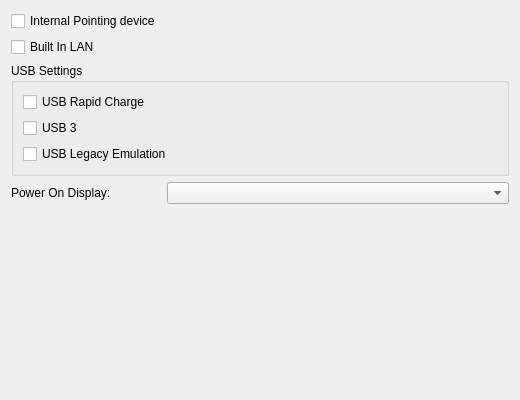
jfmcarreira/ktoshiba, file kcm/general.ui: the form before one commit.
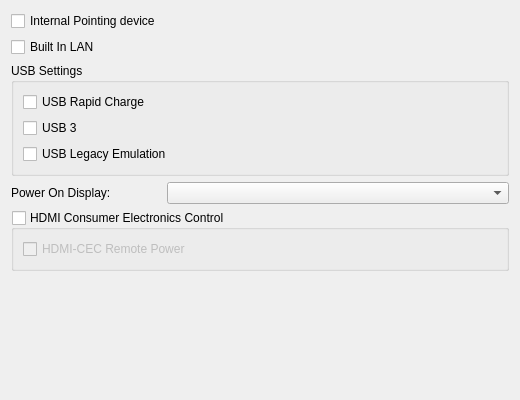
The form after the commit.

Commit message: Added support for HDMI-CEC

```diff
--- a/kcm/general.ui
+++ b/kcm/general.ui
@@ -112,6 +112,43 @@
      </property>
     </widget>
    </item>
+   <item row="4" column="0" colspan="2">
+    <widget class="QGroupBox" name="hdmiCECGroupBox">
+     <property name="toolTip">
+      <string>Toggles the HDMI-CEC features, HDMI-CEC allows devices connected through HDMI ports to communicate back and forth.</string>
+     </property>
+     <property name="whatsThis">
+      <string>Toggles the HDMI-CEC features, HDMI-CEC allows devices connected through HDMI ports to communicate back and forth.</string>
+     </property>
+     <property name="title">
+      <string>HDMI Consumer Electronics Control</string>
+     </property>
+     <property name="flat">
+      <bool>false</bool>
+     </property>
+     <property name="checkable">
+      <bool>true</bool>
+     </property>
+     <property name="checked">
+      <bool>false</bool>
+     </property>
+     <layout class="QFormLayout" name="formLayout_3">
+      <item row="0" column="0" alignment="Qt::AlignLeft">
+       <widget class="QCheckBox" name="hdmi_remote_power_checkbox">
+        <property name="toolTip">
+         <string>Toggles the HDMI-CEC Remote Power control feature, this allows devices connected through HDMI ports to be turned ON/OFF.</string>
+        </property>
+        <property name="whatsThis">
+         <string>Toggles the HDMI-CEC Remote Power control feature, this allows devices connected through HDMI ports to be turned ON/OFF.</string>
+        </property>
+        <property name="text">
+         <string>HDMI-CEC Remote Power</string>
+        </property>
+       </widget>
+      </item>
+     </layout>
+    </widget>
+   </item>
   </layout>
  </widget>
  <resources/>
```
The commit also changes 22 other files.
